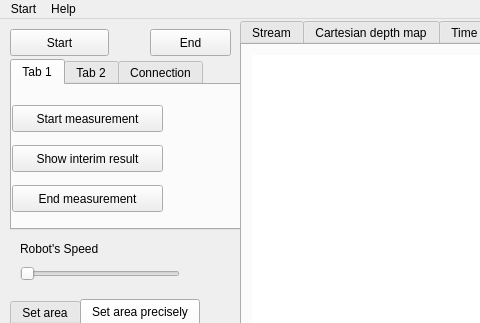
Above: mainwindow.ui from ema-siema/inzynierka before the change; both pictures show x 0 to 480 and y 0 to 323 of the 916 by 583 pixel window. Below: the same form after it.
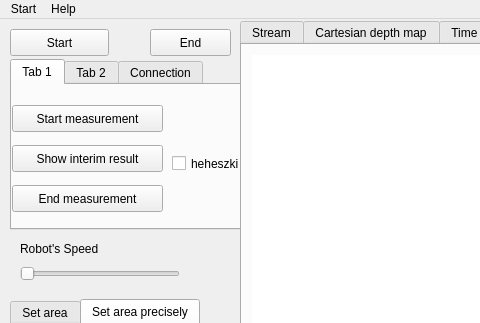
That is the form after the change. The open tabs and pages were chosen to show the change.

Diff of the .ui file:
```diff
--- a/mainwindow.ui
+++ b/mainwindow.ui
@@ -460,6 +460,19 @@
        <string>End measurement</string>
       </property>
      </widget>
+     <widget class="QCheckBox" name="checkBox">
+      <property name="geometry">
+       <rect>
+        <x>160</x>
+        <y>70</y>
+        <width>70</width>
+        <height>17</height>
+       </rect>
+      </property>
+      <property name="text">
+       <string>heheszki</string>
+      </property>
+     </widget>
     </widget>
     <widget class="QWidget" name="tab_9">
      <attribute name="title">
```
Left out of the diff: 2 changed lines with no effect on the pictures.
